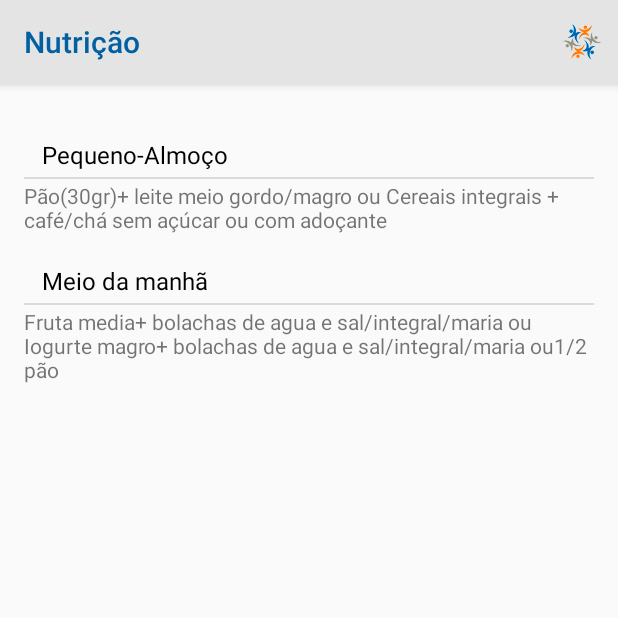
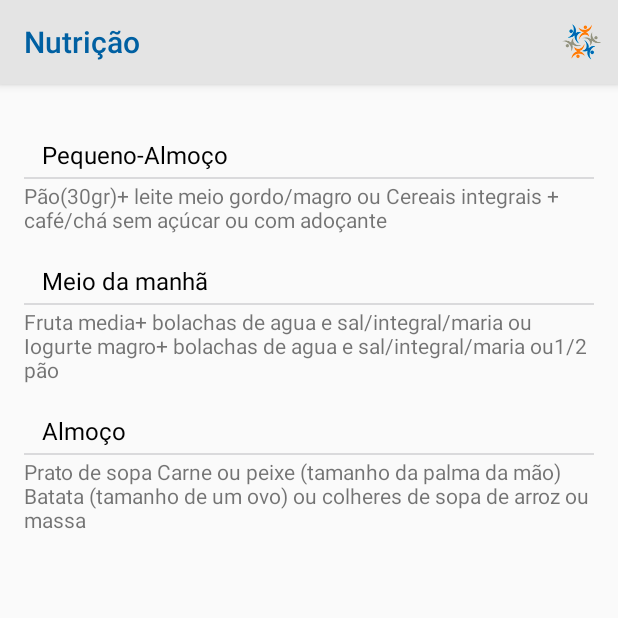
Before and after one commit to MargaridaWeber/diabetes, an Android app: the NutricaoActivity screen opened directly, with no data from a screen before it, on a phone screen of 412 x 824 dp, the top half of it. Run offline under Robolectric (Android 15) with nearby library versions, the phone set to English and light mode, and no system bars.

Commit message:
nutricao

```diff
--- a/app/src/main/AndroidManifest.xml
+++ b/app/src/main/AndroidManifest.xml
@@ -38,8 +38,11 @@
             android:label="@string/title_activity_main"
             android:theme="@style/Theme.AppCompat.Light.NoActionBar" />
         <activity android:name=".GlicemiaActivity" />
-        <activity android:name=".NutricaoActivity" />
-        <activity android:name=".Fragment"></activity>
+
+        <activity android:name=".NutricaoActivity"
+
+            />
+
     </application>
 
 </manifest>
--- a/app/src/main/res/layout/activity_login.xml
+++ b/app/src/main/res/layout/activity_login.xml
@@ -12,6 +12,8 @@
         android:layout_width="wrap_content" android:layout_height="wrap_content"
         android:layout_marginBottom="8dp" android:visibility="gone" />
 
+    <ScrollView android:id="@+id/login_form" android:layout_width="match_parent"
+        android:layout_height="match_parent">
 
     <LinearLayout android:id="@+id/email_login_form" android:layout_width="fill_parent"
         android:layout_height="fill_parent" android:orientation="vertical"
@@ -99,8 +101,7 @@
 
     </LinearLayout>
 
-    <ScrollView android:id="@+id/login_form" android:layout_width="match_parent"
-        android:layout_height="match_parent">
+
 
     </ScrollView>
 
--- a/app/src/main/res/layout/activity_nutricao.xml
+++ b/app/src/main/res/layout/activity_nutricao.xml
@@ -1,5 +1,5 @@
 <?xml version="1.0" encoding="utf-8"?>
-<RelativeLayout xmlns:android="http://schemas.android.com/apk/res/android"
+<LinearLayout xmlns:android="http://schemas.android.com/apk/res/android"
     xmlns:tools="http://schemas.android.com/tools"
     android:layout_width="match_parent"
     android:layout_height="match_parent"
@@ -32,6 +32,12 @@
                 android:layout_width="match_parent"
                 android:layout_height="match_parent">
 
+
+            <ScrollView
+                android:id="@+id/srcroll"
+                android:layout_width="match_parent"
+                android:layout_height="match_parent">
+
                 <LinearLayout
                     android:id="@+id/tab1"
                     android:layout_width="match_parent"
@@ -39,6 +45,7 @@
                     android:orientation="vertical">
 
                     <!-- title -->
+
                         <TextView
                             android:paddingTop="20dp"
                             android:layout_width="wrap_content"
@@ -50,6 +57,7 @@
                             android:layout_alignParentBottom="true"
                             android:text="Pequeno-Almoço"
                             android:textColor="#000000"/>
+
 
                     <!--  divider -->
                     <View
@@ -95,7 +103,39 @@ Cereais integrais + café/chá sem açúcar ou com adoçante"
 Iogurte magro+ bolachas de agua e sal/integral/maria ou1/2 pão"
                         android:id="@+id/tvmanha" />
 
+
+                    <!-- title -->
+                    <TextView
+                        android:paddingTop="20dp"
+                        android:layout_width="wrap_content"
+                        android:layout_height="wrap_content"
+                        android:gravity="center_vertical"
+                        android:textSize="16dp"
+                        android:layout_marginLeft="12dp"
+                        android:layout_marginBottom="4dp"
+                        android:layout_alignParentBottom="true"
+                        android:text="Almoço"
+                        android:textColor="#000000"/>
+
+                    <!--  divider -->
+                    <View
+                        android:layout_width="match_parent"
+                        android:layout_height="1dp"
+                        android:layout_marginBottom="1dp"
+                        android:layout_alignParentBottom="true"
+                        android:background="#DADADC" ></View>
+
+                    <TextView
+                        android:layout_width="wrap_content"
+                        android:layout_height="wrap_content"
+                        android:text="Prato de sopa
+Carne ou peixe (tamanho da palma da mão)
+Batata (tamanho de um ovo) ou colheres de sopa de arroz ou massa "
+                        android:id="@+id/tvalmocp" />
+
                 </LinearLayout>
+
+            </ScrollView>
 
                 <LinearLayout
                     android:id="@+id/tab2"
@@ -103,7 +143,9 @@ Iogurte magro+ bolachas de agua e sal/integral/maria ou1/2 pão"
                     android:layout_height="match_parent"
                     android:orientation="vertical"></LinearLayout>
 
+
             </FrameLayout>
         </LinearLayout>
     </TabHost>
-</RelativeLayout>
+
+</LinearLayout>
```
Lines whose indentation alone changed are shown as unchanged.
